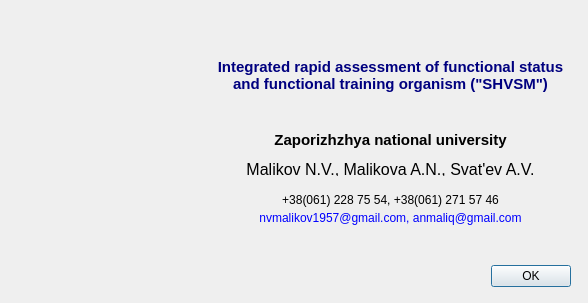
SeregaGomen/shvsm, file shvsm/aboutdialog.ui: the form before one commit.
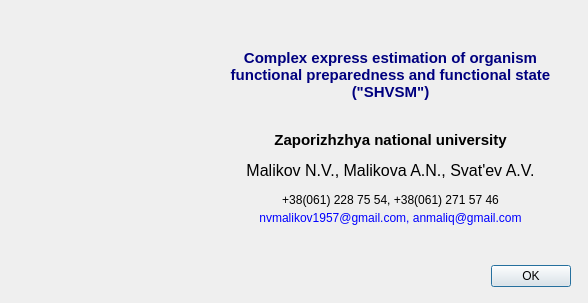
The form after the commit. Icons and pictures are not drawn.

Diff of the .ui file:
```diff
--- a/shvsm/aboutdialog.ui
+++ b/shvsm/aboutdialog.ui
@@ -74,7 +74,7 @@
     </font>
    </property>
    <property name="text">
-    <string>&lt;html&gt;&lt;head/&gt;&lt;body&gt;&lt;p&gt;&lt;span style=&quot; color:#00007f;&quot;&gt;Integrated rapid assessment of functional status and functional training organism (&amp;quot;SHVSM&amp;quot;)&lt;/span&gt;&lt;/p&gt;&lt;/body&gt;&lt;/html&gt;</string>
+    <string>&lt;html&gt;&lt;head/&gt;&lt;body&gt;&lt;p&gt;&lt;span style=&quot; color:#00007f;&quot;&gt;Complex express estimation of organism functional preparedness and functional state (&amp;quot;SHVSM&amp;quot;)&lt;/span&gt;&lt;/p&gt;&lt;/body&gt;&lt;/html&gt;</string>
    </property>
    <property name="alignment">
     <set>Qt::AlignCenter</set>
@@ -112,7 +112,7 @@
      <x>210</x>
      <y>160</y>
      <width>361</width>
-     <height>16</height>
+     <height>21</height>
     </rect>
    </property>
    <property name="text">
```
